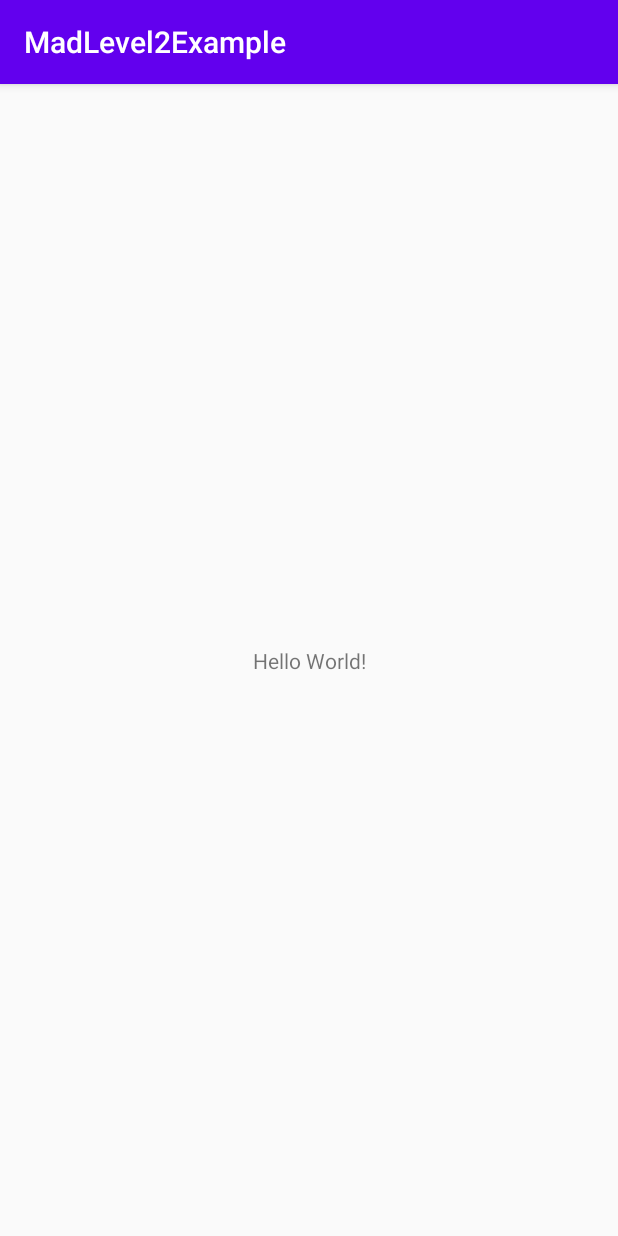
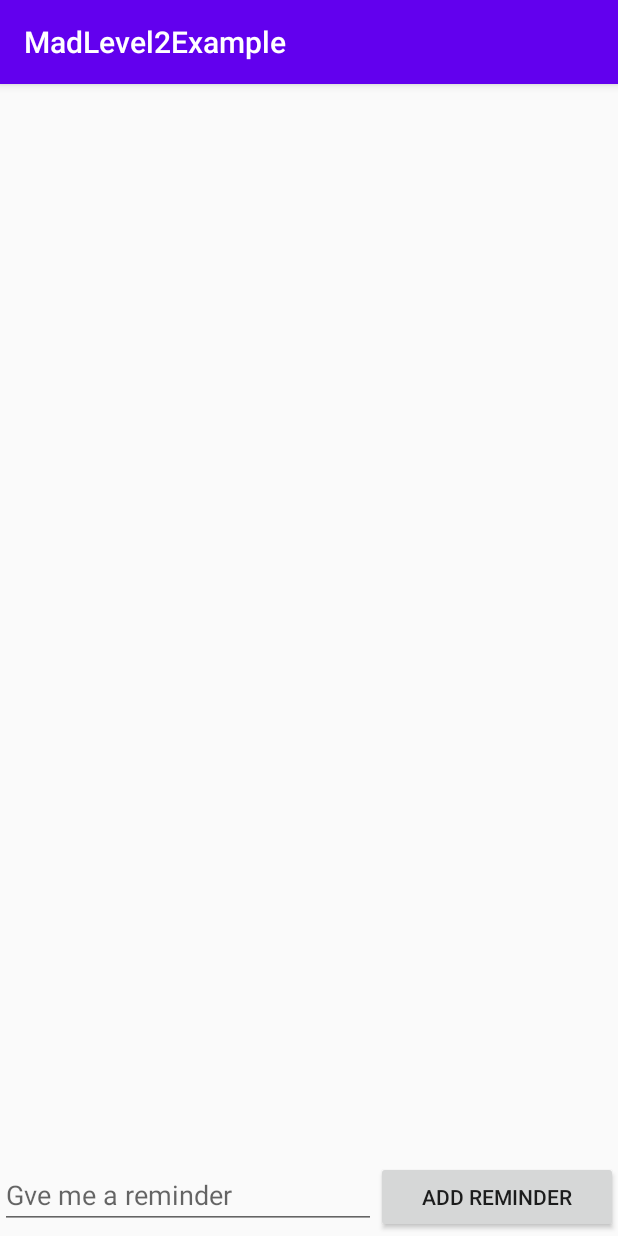
Before and after one commit to martijnstok/mobile-development, an Android app: the screen it shows after launch (MainActivity), on a phone screen of 412 x 824 dp. Run offline under Robolectric (Android 15) with nearby library versions, the phone set to English and light mode, and no system bars.

Commit message:
maslevel2 example finisch

```diff
--- a/MadLevel2Example/app/build.gradle
+++ b/MadLevel2Example/app/build.gradle
@@ -5,6 +5,9 @@ apply plugin: 'kotlin-android-extensions'
 android {
     compileSdkVersion 29
     buildToolsVersion "29.0.3"
+    buildFeatures {
+        viewBinding = true
+    }
 
     defaultConfig {
         applicationId "com.example.madlevel2example"
@@ -30,6 +33,8 @@ dependencies {
     implementation 'androidx.core:core-ktx:1.3.1'
     implementation 'androidx.appcompat:appcompat:1.2.0'
     implementation 'androidx.constraintlayout:constraintlayout:2.0.1'
+    implementation 'androidx.recyclerview:recyclerview:1.1.0'
+    implementation 'com.google.android.material:material:1.0.0'
     testImplementation 'junit:junit:4.12'
     androidTestImplementation 'androidx.test.ext:junit:1.1.2'
     androidTestImplementation 'androidx.test.espresso:espresso-core:3.3.0'
--- a/MadLevel2Example/app/src/main/java/com/example/madlevel2example/MainActivity.kt
+++ b/MadLevel2Example/app/src/main/java/com/example/madlevel2example/MainActivity.kt
@@ -2,10 +2,68 @@ package com.example.madlevel2example
 
 import androidx.appcompat.app.AppCompatActivity
 import android.os.Bundle
+import androidx.recyclerview.widget.DividerItemDecoration
+import androidx.recyclerview.widget.ItemTouchHelper
+import androidx.recyclerview.widget.LinearLayoutManager
+import androidx.recyclerview.widget.RecyclerView
+import com.example.madlevel2example.databinding.ActivityMainBinding
+import com.google.android.material.snackbar.Snackbar
+import kotlinx.android.synthetic.main.activity_main.*
 
 class MainActivity : AppCompatActivity() {
+    private val reminders = arrayListOf<Reminder>()
+    private val reminderAdapter = ReminderAdapter(reminders)
+    private lateinit var binding: ActivityMainBinding
+
     override fun onCreate(savedInstanceState: Bundle?) {
         super.onCreate(savedInstanceState)
-        setContentView(R.layout.activity_main)
+        binding = ActivityMainBinding.inflate(layoutInflater)
+        setContentView(binding.root)
+
+        initViews()
     }
+
+    private fun initViews(){
+        binding.btnAddReminder.setOnClickListener(){
+            val reminder = binding.etReminder.text.toString()
+            addReminder(reminder)
+        }
+
+        binding.rvReminders.layoutManager = LinearLayoutManager(this@MainActivity, RecyclerView.VERTICAL, false)
+        binding.rvReminders.adapter = reminderAdapter
+        binding.rvReminders.addItemDecoration(DividerItemDecoration(this@MainActivity, DividerItemDecoration.VERTICAL))
+
+        createItemTouchHelper().attachToRecyclerView(rvReminders)
+    }
+
+    private fun addReminder(reminder: String) {
+        if (reminder.isNotBlank()) {
+            reminders.add(Reminder(reminder))
+            reminderAdapter.notifyDataSetChanged()
+            binding.etReminder.text?.clear()
+        } else {
+            Snackbar.make(etReminder, "You must fill in the input field!", Snackbar.LENGTH_SHORT).show()
+        }
+    }
+
+    private fun createItemTouchHelper(): ItemTouchHelper {
+        val callback = object : ItemTouchHelper.SimpleCallback(0, ItemTouchHelper.LEFT) {
+
+            override fun onMove(
+                recyclerView: RecyclerView,
+                viewHolder: RecyclerView.ViewHolder,
+                target: RecyclerView.ViewHolder
+            ): Boolean {
+                return false
+            }
+
+            override fun onSwiped(viewHolder: RecyclerView.ViewHolder, direction: Int) {
+                val position = viewHolder.adapterPosition
+                reminders.removeAt(position)
+                reminderAdapter.notifyDataSetChanged()
+            }
+        }
+        return ItemTouchHelper(callback)
+    }
+
 }
--- /dev/null
+++ b/MadLevel2Example/app/src/main/java/com/example/madlevel2example/Reminder.kt
@@ -0,0 +1,5 @@
+package com.example.madlevel2example
+
+data class Reminder(
+    var reminderText: String
+)
--- /dev/null
+++ b/MadLevel2Example/app/src/main/java/com/example/madlevel2example/ReminderAdapter.kt
@@ -0,0 +1,32 @@
+package com.example.madlevel2example
+
+import android.view.LayoutInflater
+import android.view.View
+import android.view.ViewGroup
+import androidx.recyclerview.widget.RecyclerView
+import com.example.madlevel2example.databinding.ItemReminderBinding
+
+class ReminderAdapter (private val reminders: List<Reminder>) : RecyclerView.Adapter<ReminderAdapter.ViewHolder>(){
+    inner class ViewHolder(itemView: View) : RecyclerView.ViewHolder(itemView)  {
+        val binding = ItemReminderBinding.bind(itemView)
+
+        fun databind(reminder: Reminder){
+            binding.tvReminder.text = reminder.reminderText
+        }
+    }
+
+    override fun onCreateViewHolder(parent: ViewGroup, viewType: Int): ViewHolder {
+        return ViewHolder(
+            LayoutInflater.from(parent.context).inflate(R.layout.item_reminder, parent, false)
+        )
+    }
+
+    override fun getItemCount(): Int {
+        return reminders.size
+    }
+
+    override fun onBindViewHolder(holder: ViewHolder, position: Int) {
+        holder.databind(reminders[position])
+    }
+
+}
--- a/MadLevel2Example/app/src/main/res/layout/activity_main.xml
+++ b/MadLevel2Example/app/src/main/res/layout/activity_main.xml
@@ -6,13 +6,39 @@
     android:layout_height="match_parent"
     tools:context=".MainActivity">
 
-    <TextView
-        android:layout_width="wrap_content"
-        android:layout_height="wrap_content"
-        android:text="Hello World!"
-        app:layout_constraintBottom_toBottomOf="parent"
-        app:layout_constraintLeft_toLeftOf="parent"
-        app:layout_constraintRight_toRightOf="parent"
+    <androidx.recyclerview.widget.RecyclerView
+        android:id="@+id/rvReminders"
+        android:layout_width="0dp"
+        android:layout_height="0dp"
+        app:layout_constraintBottom_toTopOf="@+id/llAddReminderGroup"
+        app:layout_constraintEnd_toEndOf="parent"
+        app:layout_constraintStart_toStartOf="parent"
         app:layout_constraintTop_toTopOf="parent" />
 
+    <LinearLayout
+        android:id="@+id/llAddReminderGroup"
+        android:layout_width="0dp"
+        android:layout_height="50dp"
+        android:orientation="horizontal"
+        app:layout_constraintBottom_toBottomOf="parent"
+        app:layout_constraintEnd_toEndOf="parent"
+        app:layout_constraintStart_toStartOf="parent">
+
+        <EditText
+            android:id="@+id/etReminder"
+            android:layout_width="wrap_content"
+            android:layout_height="wrap_content"
+            android:layout_weight="1"
+            android:ems="10"
+            android:inputType="textPersonName"
+            android:hint="@string/et_reminder" />
+
+        <Button
+            android:id="@+id/btnAddReminder"
+            android:layout_width="wrap_content"
+            android:layout_height="wrap_content"
+            android:layout_weight="1"
+            android:text="@string/btn_add_reminder" />
+
+    </LinearLayout>
 </androidx.constraintlayout.widget.ConstraintLayout>
--- a/MadLevel2Example/app/src/main/res/values/strings.xml
+++ b/MadLevel2Example/app/src/main/res/values/strings.xml
@@ -1,3 +1,5 @@
 <resources>
     <string name="app_name">MadLevel2Example</string>
+    <string name="et_reminder">Gve me a reminder</string>
+    <string name="btn_add_reminder">Add reminder</string>
 </resources>
```
Also changed, not shown: MadLevel2Example/app/src/main/res/layout/item_reminder.xml (added, +15 -0 lines).
